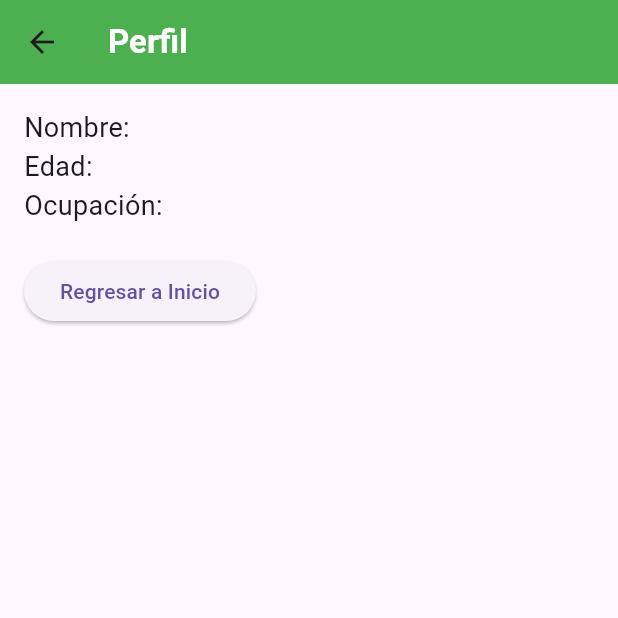
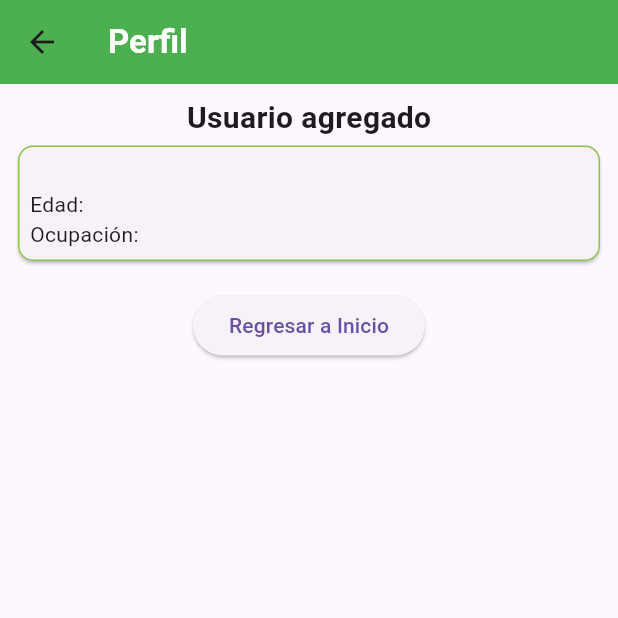
Before and after one commit to diegoal3mx/User-App-Flutter, a Flutter app: the ProfileScreen screen opened directly with empty values, on a phone screen of 412 x 824 dp, the top half of it. Run offline on Flutter 3.47's test engine with Material 3 defaults, Android fonts, the phone set to English and light mode, and no system bars.

Commit message:
Card added to display user

```diff
--- a/lib/screens/profile_screen.dart
+++ b/lib/screens/profile_screen.dart
@@ -4,10 +4,18 @@ import '../models/user.dart';
 class ProfileScreen extends StatelessWidget {
   final User user;
 
-  ProfileScreen({required this.user});
+  const ProfileScreen({super.key, required this.user});
 
   @override
   Widget build(BuildContext context) {
+    final cards = <Map<String, dynamic>>[
+      {
+        'elevation': 1.0,
+        'user': user.name,
+        'age': user.age,
+        'occupation': user.occupation
+      }
+    ];
     return Scaffold(
       appBar: AppBar(
           title: const Text(
@@ -16,20 +24,75 @@ class ProfileScreen extends StatelessWidget {
           ),
           backgroundColor: Colors.green,
       ),
-      body: Padding(
-        padding: const EdgeInsets.all(16.0),
-        child: Column(
-          crossAxisAlignment: CrossAxisAlignment.start,
-          children: [
-            Text("Nombre: ${user.name}", style: const TextStyle(fontSize: 18)),
-            Text("Edad: ${user.age}", style: const TextStyle(fontSize: 18)),
-            Text("Ocupación: ${user.occupation}", style: const TextStyle(fontSize: 18)),
-            const SizedBox(height: 20),
-            ElevatedButton(
+      body: SafeArea(
+        child: Padding(
+          padding: const EdgeInsets.all(8.0),
+          child: Column(
+            children: [
+              const Text("Usuario agregado",
+                  style: TextStyle(fontSize: 20, fontWeight: FontWeight.bold)),
+              ...cards.map((card) => _CardType2(
+                    user: card['user'],
+                    age: card['age'],
+                    occupation: card['occupation'],
+                    elevation: card['elevation'],
+                  )),
+              const SizedBox(height: 15),
+              ElevatedButton(
               onPressed: () {
                 Navigator.popUntil(context, (route) => route.isFirst);
               },
               child: const Text("Regresar a Inicio"),
+            ),
+            ],
+          ),
+        ),
+      ),
+    );
+  }
+}
+
+class _CardType2 extends StatelessWidget {
+  final String user;
+  final String age;
+  final String occupation;
+  final double elevation;
+
+  const _CardType2({
+    required this.user,
+    required this.age,
+    required this.occupation,
+    required this.elevation,
+  });
+
+  @override
+  Widget build(BuildContext context) {
+    return Card(
+      elevation: elevation,
+      shape: const RoundedRectangleBorder(
+        borderRadius: BorderRadius.all(Radius.circular(10)),
+        side: BorderSide(
+          color: Colors.lightGreen,
+        ),
+      ),
+      child: Padding(
+        padding: const EdgeInsets.all(8.0),
+        child: Column(
+          children: [
+            Align(
+              alignment: Alignment.topLeft,
+              child: Text(
+                user,
+                style:const TextStyle(fontSize: 15, fontWeight: FontWeight.w900),
+              ),
+            ),
+            Align(
+              alignment: Alignment.bottomLeft,
+              child: Text("Edad: $age"),
+            ),
+            Align(
+              alignment: Alignment.bottomLeft,
+              child: Text("Ocupación: $occupation"),
             ),
           ],
         ),
```
Also changed, not shown: 1 other file.
